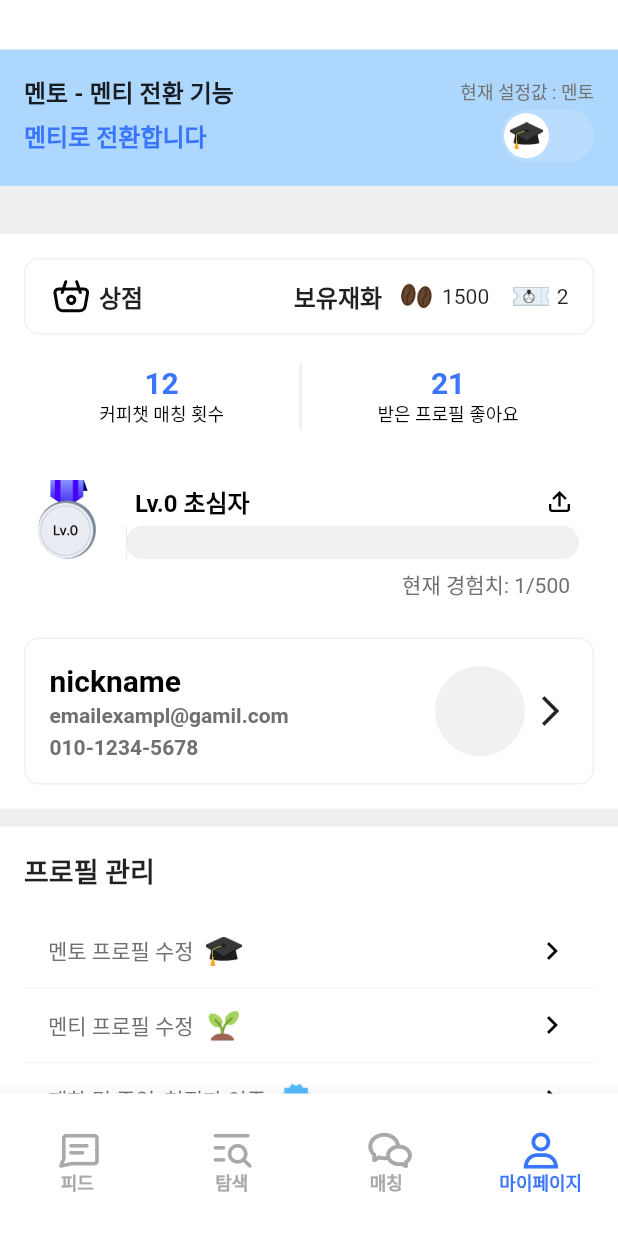
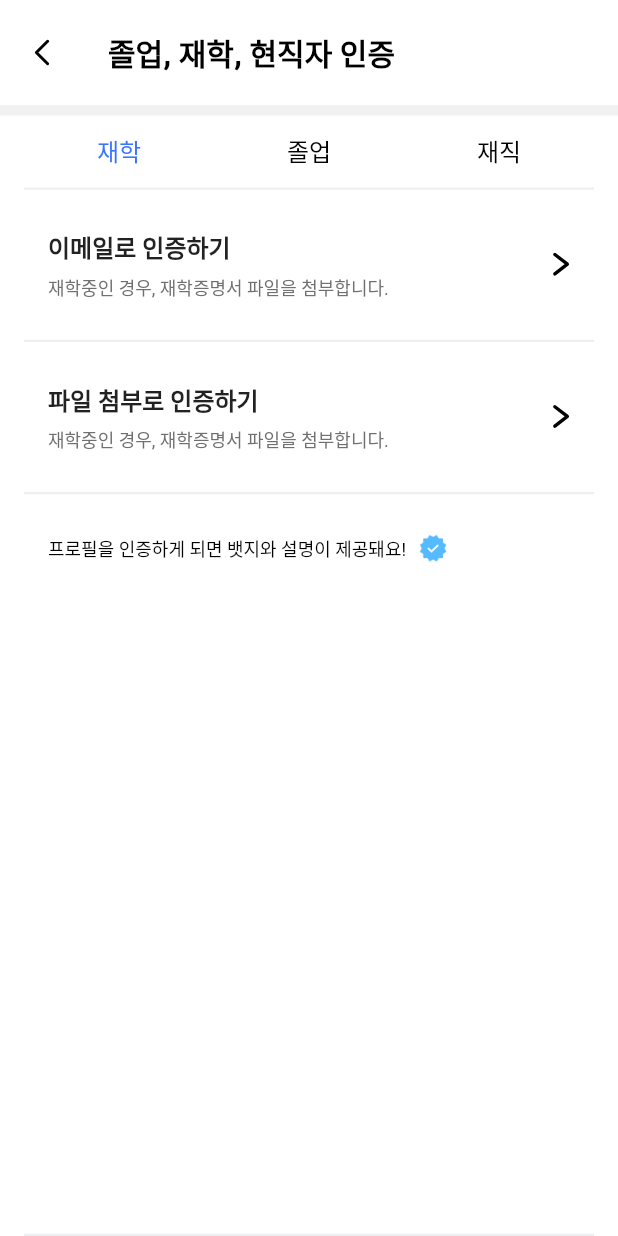
Before and after one commit to keodam/keodam-fronted-app, a Flutter app: the MypageScreen screen opened by its route, after a tap on "재학 및 졸업, 현직자 인증", on a phone screen of 412 x 824 dp. Run offline on Flutter 3.47's test engine with Material 3 defaults, Android fonts, the phone set to English and light mode, and no system bars; drawn by our look-alikes of flutter_switch, percent_indicator; our stand-ins replace dotted_line, flutter_riverpod, flutter_svg, freezed_annotation, go_router, image_picker; generated files the repository leaves out were written again; Roboto replaces fonts that are missing (Pretendard); project files that could hold a hidden picture were left out.

Commit message:
feat: 마이페이지 > 인증 관련 화면 구현 및 파일 업로드 기능 구현

```diff
--- /dev/null
+++ b/lib/features/mypage/presentation/screens/certification_status_screen.dart
@@ -0,0 +1,222 @@
+import 'package:flutter/material.dart';
+import 'package:flutter_riverpod/flutter_riverpod.dart';
+import 'package:flutter_svg/svg.dart';
+import 'package:go_router/go_router.dart';
+import 'package:keodam/core/router/routes.dart';
+import 'package:keodam/core/theme/colors.dart';
+import 'package:keodam/core/theme/text_styles.dart';
+import 'package:keodam/features/mypage/data/model/certification_type.dart';
+import 'package:keodam/features/mypage/presentation/screens/certification_email_screen.dart';
+import 'package:keodam/features/mypage/presentation/screens/certification_upload_file_screen.dart';
+import 'package:keodam/features/mypage/presentation/widgets/basic_appbar.dart';
+import 'package:keodam/features/mypage/presentation/widgets/section_divider.dart';
+import 'package:keodam/features/mypage/provider/certification_type_provider.dart';
+
+class CertificationStatusScreen extends ConsumerWidget {
+  const CertificationStatusScreen({super.key});
+
+  @override
+  Widget build(BuildContext context, WidgetRef ref) {
+    return DefaultTabController(
+      length: 3,
+      child: Scaffold(
+        appBar: const BasicAppBar(title: '졸업, 재학, 현직자 인증'),
+        body: Padding(
+          padding: const EdgeInsets.symmetric(horizontal: 16.0),
+          child: Column(
+            children: [
+              const TabBar(
+                tabs: [
+                  Tab(child: Text('재학', style: AppTextStyle.medium16)),
+                  Tab(child: Text('졸업', style: AppTextStyle.medium16)),
+                  Tab(child: Text('재직', style: AppTextStyle.medium16)),
+                ],
+                labelColor: textBlue02,
+                unselectedLabelColor: textBlack,
+                indicator: BoxDecoration(),
+              ),
+              SectionDivider(height: 1.5),
+              Expanded(
+                child: TabBarView(
+                  children: [
+                    Center(child: EnrollmentCertification()),
+                    Center(child: GraduationCertification()),
+                    Center(child: EmploymentCertification()),
+                  ],
+                ),
+              ),
+              SectionDivider(height: 1.5),
+            ],
+          ),
+        ),
+      ),
+    );
+  }
+}
+
+class EnrollmentCertification extends ConsumerWidget {
+  const EnrollmentCertification({super.key});
+
+  @override
+  Widget build(BuildContext context, WidgetRef ref) {
+    return Column(
+      children: [
+        CertificationOptionTile(
+          title: '이메일로 인증하기',
+          description: '재학중인 경우, 재학증명서 파일을 첨부합니다.',
+          onTap: () {
+            ref.read(certificationTypeProvider.notifier).state =
+                CertificationType.enrollment;
+            context.go(
+              '${Routes.mypage}/${Routes.mypageCertificationStatus}/${Routes.mypageCertificationEmail}',
+            );
+          },
+        ),
+        CertificationOptionTile(
+          title: '파일 첨부로 인증하기',
+          description: '재학중인 경우, 재학증명서 파일을 첨부합니다.',
+          onTap: () {
+            ref.read(certificationTypeProvider.notifier).state =
+                CertificationType.enrollment;
+            context.go(
+              '${Routes.mypage}/${Routes.mypageCertificationStatus}/${Routes.mypageCertificationFile}',
+            );
+          },
+        ),
+        const Description(),
+      ],
+    );
+  }
+}
+
+class GraduationCertification extends ConsumerWidget {
+  const GraduationCertification({super.key});
+
+  @override
+  Widget build(BuildContext context, WidgetRef ref) {
+    return Column(
+      children: [
+        CertificationOptionTile(
+          title: '파일 첨부로 인증하기',
+          description: '졸업의 경우, 졸업증명서 파일을 첨부합니다.',
+          onTap: () {
+            ref.read(certificationTypeProvider.notifier).state =
+                CertificationType.graduation;
+            context.go(
+              '${Routes.mypage}/${Routes.mypageCertificationStatus}/${Routes.mypageCertificationFile}',
+            );
+          },
+        ),
+        const Description(),
+      ],
+    );
+  }
+}
+
+class EmploymentCertification extends ConsumerWidget {
+  const EmploymentCertification({super.key});
+
+  @override
+  Widget build(BuildContext context, WidgetRef ref) {
+    return Column(
+      children: [
+        CertificationOptionTile(
+          title: '이메일로 인증하기',
+          description: '현직자의 경우, 재직증명서, 명함, 건강보험 자격득실확인서 \n파일을 첨부합니다.',
+          onTap: () {
+            ref.read(certificationTypeProvider.notifier).state =
+                CertificationType.employment;
+            context.go(
+              '${Routes.mypage}/${Routes.mypageCertificationStatus}/${Routes.mypageCertificationEmail}',
+            );
+          },
+        ),
+        CertificationOptionTile(
+          title: '파일 첨부로 인증하기',
+          description: '현직자의 경우, 재직증명서 파일을 첨부합니다.',
+          onTap: () {
+            ref.read(certificationTypeProvider.notifier).state =
+                CertificationType.employment;
+            context.go(
+              '${Routes.mypage}/${Routes.mypageCertificationStatus}/${Routes.mypageCertificationFile}',
+            );
+          },
+        ),
+        const Description(),
+      ],
+    );
+  }
+}
+
+class CertificationOptionTile extends ConsumerWidget {
+  final String title;
+  final String description;
+  final VoidCallback? onTap;
+
+  const CertificationOptionTile({
+    super.key,
+    required this.title,
+    required this.description,
+    this.onTap,
+  });
+
+  @override
+  Widget build(BuildContext context, WidgetRef ref) {
+    return GestureDetector(
+      behavior: HitTestBehavior.opaque,
+      onTap: onTap,
+      child: Column(
+        children: [
+          Padding(
+            padding: const EdgeInsets.symmetric(
+              horizontal: 16.0,
+              vertical: 26.0,
+            ),
+            child: Row(
+              mainAxisAlignment: MainAxisAlignment.spaceBetween,
+              children: [
+                Column(
+                  crossAxisAlignment: CrossAxisAlignment.start,
+                  children: [
+                    Text(title, style: AppTextStyle.semiBold16),
+                    SizedBox(height: 6),
+                    Text(
+                      description,
+                      style: AppTextStyle.regular12.copyWith(color: textGray),
+                    ),
+                  ],
+                ),
+                SvgPicture.asset('assets/icons/arrow_forward.svg', width: 12),
+              ],
+            ),
+          ),
+          SectionDivider(height: 1.5),
+        ],
+      ),
+    );
+  }
+}
+
+class Description extends ConsumerWidget {
+  const Description({super.key});
+
+  @override
+  Widget build(BuildContext context, WidgetRef ref) {
+    return Padding(
+      padding: const EdgeInsets.symmetric(horizontal: 16.0, vertical: 26.0),
+      child: Row(
+        children: [
+          Text(
+            '프로필을 인증하게 되면 뱃지와 설명이 제공돼요!',
+            style: AppTextStyle.regular12.copyWith(color: textBlack),
+          ),
+          SizedBox(width: 8),
+          Image.asset(
+            'assets/images/mypage/icon_certified_badge.png',
+            width: 20,
+          ),
+        ],
+      ),
+    );
+  }
+}
--- a/lib/features/mypage/presentation/widgets/section_profile_edit.dart
+++ b/lib/features/mypage/presentation/widgets/section_profile_edit.dart
@@ -1,4 +1,6 @@
 import 'package:flutter/material.dart';
+import 'package:go_router/go_router.dart';
+import 'package:keodam/core/router/routes.dart';
 import 'package:keodam/core/theme/colors.dart';
 import 'package:keodam/core/theme/text_styles.dart';
 import 'package:keodam/features/mypage/domain/mypage_menu_title.dart';
@@ -36,7 +38,9 @@ class ProfileEditSection extends StatelessWidget {
             title: MypageMenuTitle.certifyStatus,
             iconAssetPath: 'assets/images/mypage/icon_certified_badge.png',
             onTap: () {
-              Navigator.pushNamed(context, '/edit');
+              context.go(
+                '${Routes.mypage}/${Routes.mypageCertificationStatus}',
+              );
             },
           ),
         ],
```
Also changed, not shown: lib/features/mypage/presentation/screens/certification_email_screen.dart (added, +222 -0 lines), lib/features/mypage/presentation/screens/certification_upload_file_screen.dart (added, +194 -0 lines).
